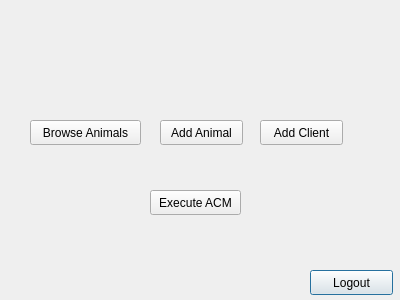
The window that staffview.ui (maliklewis/comp3004) describes before a commit, drawn with Qt 5.
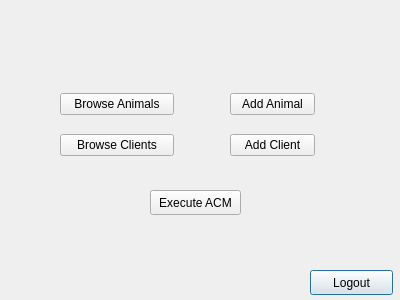
The same window after the commit.

Commit message: added database tables and client adding functionality

```diff
--- a/staffview.ui
+++ b/staffview.ui
@@ -26,45 +26,6 @@
     <string>Logout</string>
    </property>
   </widget>
-  <widget class="QPushButton" name="browseButton">
-   <property name="geometry">
-    <rect>
-     <x>30</x>
-     <y>120</y>
-     <width>111</width>
-     <height>25</height>
-    </rect>
-   </property>
-   <property name="text">
-    <string>Browse Animals</string>
-   </property>
-  </widget>
-  <widget class="QPushButton" name="addAnimalButton">
-   <property name="geometry">
-    <rect>
-     <x>160</x>
-     <y>120</y>
-     <width>83</width>
-     <height>25</height>
-    </rect>
-   </property>
-   <property name="text">
-    <string>Add Animal</string>
-   </property>
-  </widget>
-  <widget class="QPushButton" name="addClientButton">
-   <property name="geometry">
-    <rect>
-     <x>260</x>
-     <y>120</y>
-     <width>83</width>
-     <height>25</height>
-    </rect>
-   </property>
-   <property name="text">
-    <string>Add Client</string>
-   </property>
-  </widget>
   <widget class="QPushButton" name="algorithmButton">
    <property name="geometry">
     <rect>
@@ -78,6 +39,58 @@
     <string>Execute ACM</string>
    </property>
   </widget>
+  <widget class="QWidget" name="">
+   <property name="geometry">
+    <rect>
+     <x>230</x>
+     <y>80</y>
+     <width>85</width>
+     <height>91</height>
+    </rect>
+   </property>
+   <layout class="QVBoxLayout" name="verticalLayout">
+    <item>
+     <widget class="QPushButton" name="addAnimalButton">
+      <property name="text">
+       <string>Add Animal</string>
+      </property>
+     </widget>
+    </item>
+    <item>
+     <widget class="QPushButton" name="addClientButton">
+      <property name="text">
+       <string>Add Client</string>
+      </property>
+     </widget>
+    </item>
+   </layout>
+  </widget>
+  <widget class="QWidget" name="">
+   <property name="geometry">
+    <rect>
+     <x>60</x>
+     <y>80</y>
+     <width>114</width>
+     <height>91</height>
+    </rect>
+   </property>
+   <layout class="QVBoxLayout" name="verticalLayout_2">
+    <item>
+     <widget class="QPushButton" name="browseAnimalsButton">
+      <property name="text">
+       <string>Browse Animals</string>
+      </property>
+     </widget>
+    </item>
+    <item>
+     <widget class="QPushButton" name="browseClientsButton">
+      <property name="text">
+       <string>Browse Clients</string>
+      </property>
+     </widget>
+    </item>
+   </layout>
+  </widget>
  </widget>
  <resources/>
  <connections/>
```
The commit also changes 18 other files.
